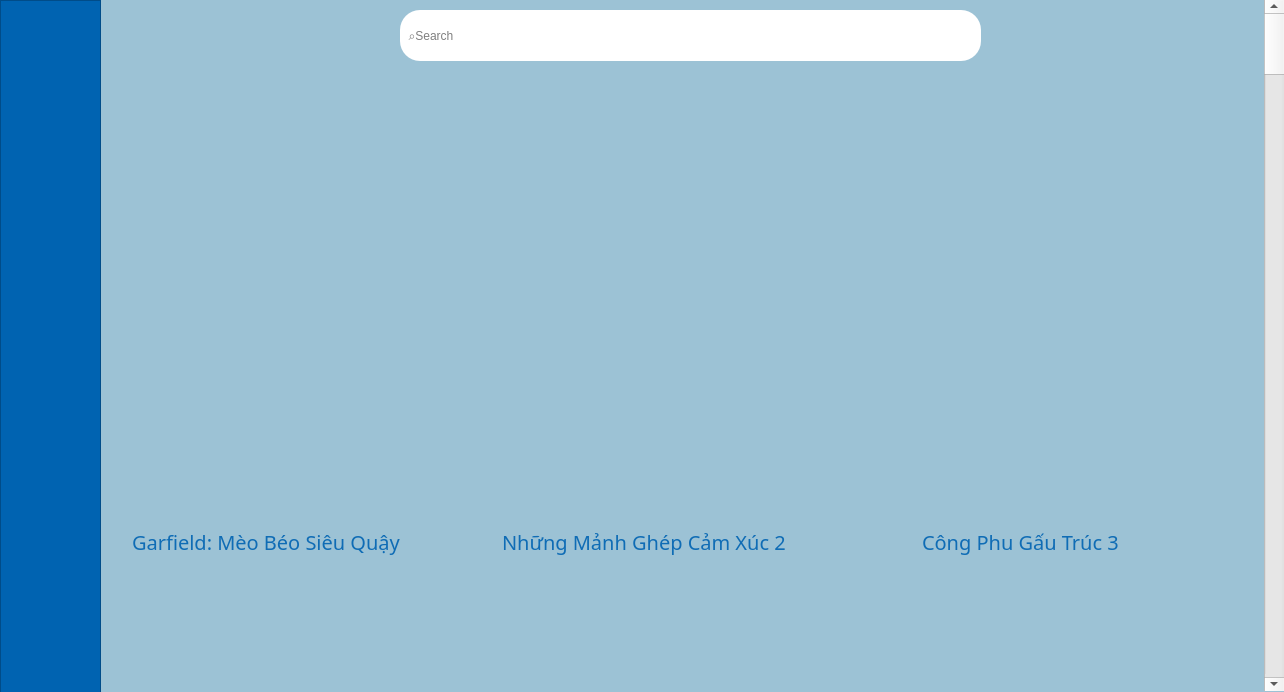
Qt form ui/item.ui (xbinh47/PTI_VinhPhat_HaoNan) before a commit.
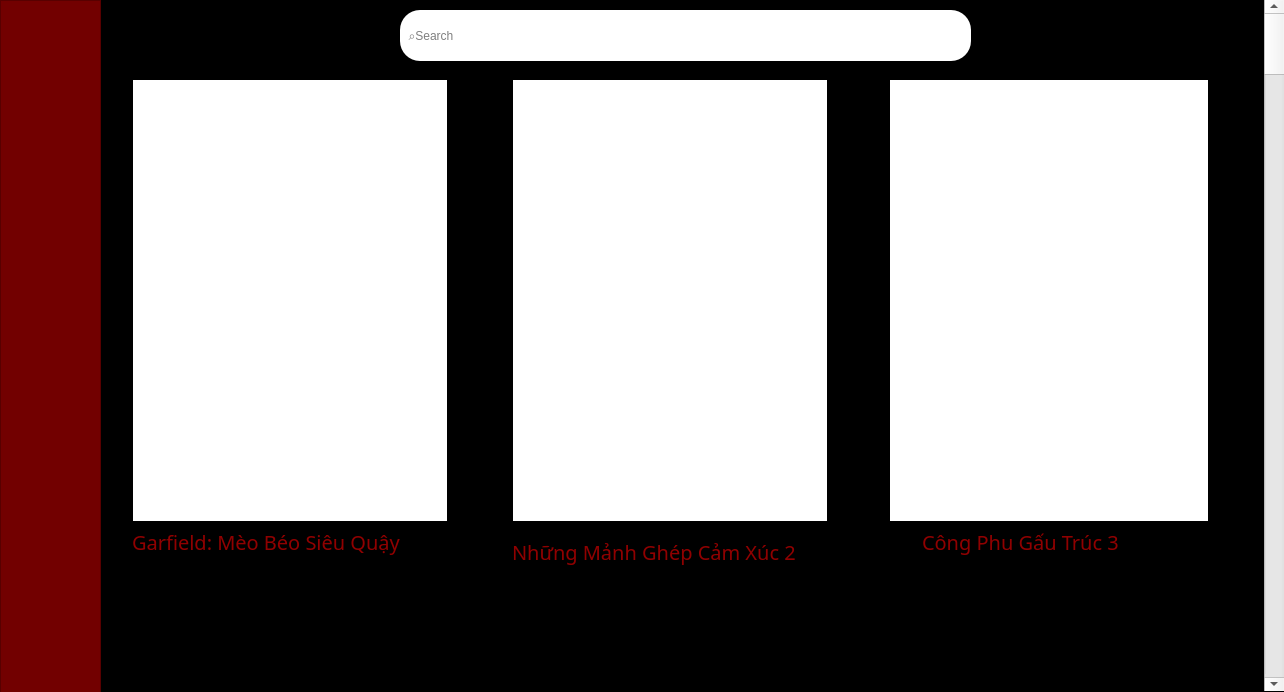
The same form after that commit. The open tabs and pages were chosen to show the change. Icons and pictures are not drawn.

Patch:
```diff
--- a/ui/item.ui
+++ b/ui/item.ui
@@ -645,7 +645,7 @@
        </rect>
       </property>
       <property name="styleSheet">
-       <string notr="true">background-color: rgb(156, 194, 213);</string>
+       <string notr="true">background-color: rgb(0,0,0);</string>
       </property>
       <property name="text">
        <string/>
@@ -656,7 +656,7 @@
        <rect>
         <x>300</x>
         <y>10</y>
-        <width>581</width>
+        <width>571</width>
         <height>51</height>
        </rect>
       </property>
@@ -755,7 +755,7 @@
       <property name="styleSheet">
        <string notr="true">font: 15pt &quot;antipasto&quot;;
 background-color:rgba(0, 0, 0, 0); border:none;
-color:rgba(0, 99, 177, 230);
+color:rgb(144,0,0);
 padding-bottom:7px;
 </string>
       </property>
@@ -769,8 +769,8 @@
      <widget class="QLineEdit" name="txt_name_3">
       <property name="geometry">
        <rect>
-        <x>400</x>
-        <y>510</y>
+        <x>410</x>
+        <y>520</y>
         <width>351</width>
         <height>71</height>
        </rect>
@@ -789,7 +789,7 @@
       <property name="styleSheet">
        <string notr="true">font: 15pt &quot;antipasto&quot;;
 background-color:rgba(0, 0, 0, 0); border:none;
-color:rgba(0, 99, 177, 230);
+color:rgb(144,0,0);
 padding-bottom:7px;
 </string>
       </property>
@@ -823,7 +823,7 @@
       <property name="styleSheet">
        <string notr="true">font: 15pt &quot;antipasto&quot;;
 background-color:rgba(0, 0, 0, 0); border:none;
-color:rgba(0, 99, 177, 230);
+color:rgb(144,0,0);
 padding-bottom:7px;
 </string>
       </property>
@@ -834,6 +834,66 @@
        <string>Username</string>
       </property>
      </widget>
+     <widget class="QLabel" name="label_10">
+      <property name="geometry">
+       <rect>
+        <x>33</x>
+        <y>80</y>
+        <width>314</width>
+        <height>441</height>
+       </rect>
+      </property>
+      <property name="styleSheet">
+       <string notr="true">background-color: rgb(255, 255, 255);</string>
+      </property>
+      <property name="text">
+       <string/>
+      </property>
+     </widget>
+     <widget class="QLabel" name="label_11">
+      <property name="geometry">
+       <rect>
+        <x>413</x>
+        <y>80</y>
+        <width>314</width>
+        <height>441</height>
+       </rect>
+      </property>
+      <property name="styleSheet">
+       <string notr="true">background-color: rgb(255, 255, 255);</string>
+      </property>
+      <property name="text">
+       <string/>
+      </property>
+     </widget>
+     <widget class="QLabel" name="label_12">
+      <property name="geometry">
+       <rect>
+        <x>790</x>
+        <y>80</y>
+        <width>318</width>
+        <height>441</height>
+       </rect>
+      </property>
+      <property name="styleSheet">
+       <string notr="true">background-color: rgb(255, 255, 255);</string>
+      </property>
+      <property name="text">
+       <string/>
+      </property>
+     </widget>
+     <zorder>label_6</zorder>
+     <zorder>lineEdit</zorder>
+     <zorder>verticalScrollBar</zorder>
+     <zorder>txt_name_2</zorder>
+     <zorder>txt_name_3</zorder>
+     <zorder>txt_name_4</zorder>
+     <zorder>label_10</zorder>
+     <zorder>label_2</zorder>
+     <zorder>label_11</zorder>
+     <zorder>label_3</zorder>
+     <zorder>label_12</zorder>
+     <zorder>label_8</zorder>
     </widget>
     <widget class="QWidget" name="page">
      <widget class="QLabel" name="label_7">
@@ -1020,7 +1080,7 @@
      </rect>
     </property>
     <property name="styleSheet">
-     <string notr="true">background-color: rgb(0, 99, 177);</string>
+     <string notr="true">background-color: rgb(114,0,0)</string>
     </property>
     <property name="frameShape">
      <enum>QFrame::StyledPanel</enum>
```
Left out of the diff: 74 changed lines with no effect on the pictures.
